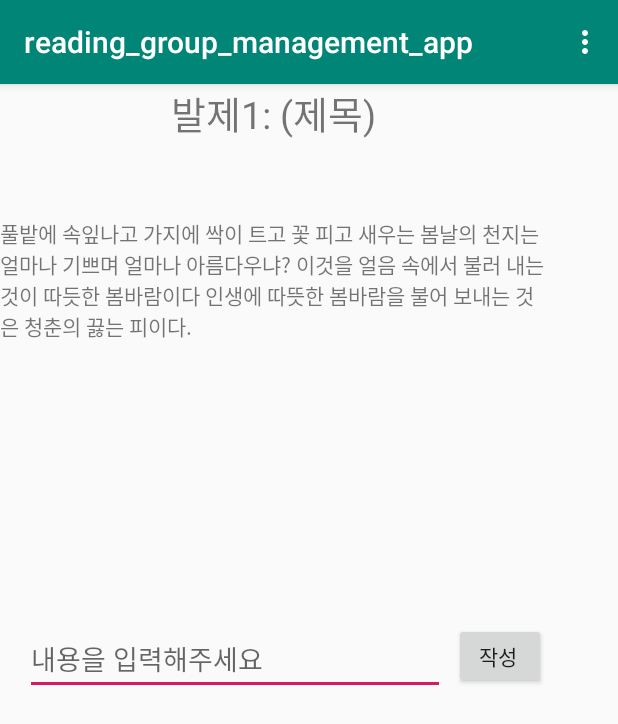
After one commit to jiminAn/2020SWEproject, an Android app: the Presentation1Activity screen opened directly, with no data from a screen before it, on a phone screen of 412 x 824 dp. The commit adds this screen. Shown: the top 724 px of the screen. Run offline under Robolectric (Android 15) with nearby library versions, the phone set to English and light mode, and no system bars.

Commit message:
발제1 창 반정도 구현

```diff
--- a/pro/app/src/main/AndroidManifest.xml
+++ b/pro/app/src/main/AndroidManifest.xml
@@ -11,7 +11,8 @@
         android:roundIcon="@mipmap/ic_launcher_round"
         android:supportsRtl="true"
         android:theme="@style/AppTheme">
-        <activity android:name=".presentation_popup"></activity>
+        <activity android:name=".Presentation1Activity"></activity>
+        <activity android:name=".presentation_popup" />
         <activity android:name=".book_popup" />
         <activity android:name=".place_popup" />
         <activity
--- a/pro/app/src/main/java/com/example/reading_group_management_app/MainPageActivity.java
+++ b/pro/app/src/main/java/com/example/reading_group_management_app/MainPageActivity.java
@@ -97,7 +97,7 @@ public class MainPageActivity extends AppCompatActivity {
 
 
             case R.id.mygroup_menu:
-                Toast.makeText(this, "내 그 보기로 이동", Toast.LENGTH_SHORT).show();
+                Toast.makeText(this, "내 그룹 보기로 이동", Toast.LENGTH_SHORT).show();
                 return true;
             case R.id.logout_menu:
                 Toast.makeText(this, "로그아웃 실행", Toast.LENGTH_SHORT).show();
--- /dev/null
+++ b/pro/app/src/main/java/com/example/reading_group_management_app/Presentation1Activity.java
@@ -0,0 +1,63 @@
+package com.example.reading_group_management_app;
+
+import androidx.appcompat.app.AppCompatActivity;
+
+import android.content.Intent;
+import android.os.Bundle;
+import android.view.Menu;
+import android.view.MenuInflater;
+import android.view.MenuItem;
+import android.view.View;
+import android.widget.Button;
+import android.widget.EditText;
+import android.widget.TextView;
+import android.widget.Toast;
+
+import androidx.appcompat.app.AppCompatActivity;
+
+public class Presentation1Activity extends AppCompatActivity {
+
+    @Override
+    protected void onCreate(Bundle savedInstanceState) {
+        super.onCreate(savedInstanceState);
+        setContentView(R.layout.activity_presentation1);
+
+        final EditText commentEditTextView=(EditText)findViewById(R.id.comment_edit_text_view);
+        Button commentCompleteBtn=(Button)findViewById(R.id.comment_complete_btn);
+        final TextView commentTextView=(TextView)findViewById(R.id.comment_text_view);
+        commentCompleteBtn.setOnClickListener(new View.OnClickListener() {
+            @Override
+            public void onClick(View v) {
+                commentTextView.setText(commentEditTextView.getText());
+            }
+        });
+    }
+
+    @Override
+    public boolean onCreateOptionsMenu(Menu menu) {
+        MenuInflater inflater = getMenuInflater();
+        inflater.inflate(R.menu.mainmenu, menu);
+        return true;
+    }
+    @Override
+    public boolean onOptionsItemSelected(MenuItem item) {
+        switch (item.getItemId()) {
+            case R.id.profile_menu:
+                Intent intent = new Intent(getApplicationContext(), EditProfileActivity.class);
+                startActivity(intent);
+                return true;
+            case R.id.newgroup_menu:
+                Intent intent1 = new Intent(getApplicationContext(),new_group.class);
+                startActivity(intent1);
+
+
+            case R.id.mygroup_menu:
+                Toast.makeText(this, "내 그룹 보기로 이동", Toast.LENGTH_SHORT).show();
+                return true;
+            case R.id.logout_menu:
+                Toast.makeText(this, "로그아웃 실행", Toast.LENGTH_SHORT).show();
+                return true;
+        }
+        return super.onOptionsItemSelected(item);
+    }
+}
--- a/pro/app/src/main/res/layout/activity_menu.xml
+++ b/pro/app/src/main/res/layout/activity_menu.xml
@@ -34,9 +34,9 @@
             android:text="모임 설정 화면" />
 
         <Button
-            android:id="@+id/button9"
+            android:id="@+id/presentation_btn"
             android:layout_width="match_parent"
             android:layout_height="wrap_content"
-            android:text="Button" />
+            android:text="발제1 화면 " />
     </LinearLayout>
 </androidx.constraintlayout.widget.ConstraintLayout>
--- /dev/null
+++ b/pro/app/src/main/res/layout/activity_presentation1.xml
@@ -0,0 +1,84 @@
+<?xml version="1.0" encoding="utf-8"?>
+<androidx.constraintlayout.widget.ConstraintLayout xmlns:android="http://schemas.android.com/apk/res/android"
+    xmlns:app="http://schemas.android.com/apk/res-auto"
+    xmlns:tools="http://schemas.android.com/tools"
+    android:layout_width="match_parent"
+    android:layout_height="match_parent"
+    tools:context=".Presentation1Activity">
+
+    <ScrollView
+        android:layout_width="match_parent"
+        android:layout_height="match_parent">
+        <LinearLayout
+            android:id="@+id/linearLayout3"
+            android:layout_width="364dp"
+            android:layout_height="542dp"
+            android:orientation="vertical"
+            app:layout_constraintBottom_toBottomOf="parent"
+            app:layout_constraintEnd_toEndOf="parent"
+            app:layout_constraintStart_toStartOf="parent"
+            app:layout_constraintTop_toTopOf="parent">
+
+            <TextView
+                android:id="@+id/presentation_title"
+                android:layout_width="match_parent"
+                android:layout_height="wrap_content"
+                android:ems="10"
+                android:gravity="center_horizontal"
+                android:text="발제1: (제목)"
+                android:textAlignment="center"
+                android:textSize="25dp" />
+
+            <TextView
+                android:id="@+id/presentation_contents"
+                android:layout_width="match_parent"
+                android:layout_height="306dp"
+                android:ems="10"
+                android:text="\n \n \n풀밭에 속잎나고 가지에 싹이 트고 꽃 피고 새우는 봄날의 천지는 얼마나 기쁘며 얼마나 아름다우냐? 이것을 얼음 속에서 불러 내는 것이 따듯한 봄바람이다 인생에 따뜻한 봄바람을 불어 보내는 것은 청춘의 끓는 피이다.">
+
+            </TextView>
+
+            <androidx.constraintlayout.widget.ConstraintLayout
+                android:layout_width="match_parent"
+                android:layout_height="180dp">
+
+                <EditText
+                    android:id="@+id/comment_edit_text_view"
+                    android:layout_width="280dp"
+                    android:layout_height="47dp"
+                    android:hint="내용을 입력해주세요 "
+                    app:layout_constraintBottom_toBottomOf="parent"
+                    app:layout_constraintEnd_toEndOf="parent"
+                    app:layout_constraintHorizontal_bias="0.2"
+                    app:layout_constraintStart_toStartOf="parent"
+                    app:layout_constraintTop_toTopOf="parent"
+                    app:layout_constraintVertical_bias="0.117" />
+
+                <TextView
+                    android:id="@+id/comment_text_view"
+                    android:layout_width="302dp"
+                    android:layout_height="50dp"
+                    app:layout_constraintBottom_toBottomOf="parent"
+                    app:layout_constraintEnd_toEndOf="parent"
+                    app:layout_constraintHorizontal_bias="0.274"
+                    app:layout_constraintStart_toStartOf="parent"
+                    app:layout_constraintTop_toTopOf="parent"
+                    app:layout_constraintVertical_bias="0.607" />
+
+                <Button
+                    android:id="@+id/comment_complete_btn"
+                    android:layout_width="61dp"
+                    android:layout_height="44dp"
+                    android:text="작성 "
+                    app:layout_constraintBottom_toBottomOf="parent"
+                    app:layout_constraintEnd_toEndOf="parent"
+                    app:layout_constraintHorizontal_bias="1.0"
+                    app:layout_constraintStart_toStartOf="parent"
+                    app:layout_constraintTop_toTopOf="parent"
+                    app:layout_constraintVertical_bias="0.11" />
+
+            </androidx.constraintlayout.widget.ConstraintLayout>
+        </LinearLayout>
+    </ScrollView>
+
+</androidx.constraintlayout.widget.ConstraintLayout>
```
Also changed, not shown: pro/app/src/main/java/com/example/reading_group_management_app/MainActivity.java (deleted, +0 -27 lines), pro/app/src/main/java/com/example/reading_group_management_app/MenuActivity.java (+9 -0 lines), pro/app/src/main/res/layout/activity_main.xml (deleted, +0 -19 lines).
